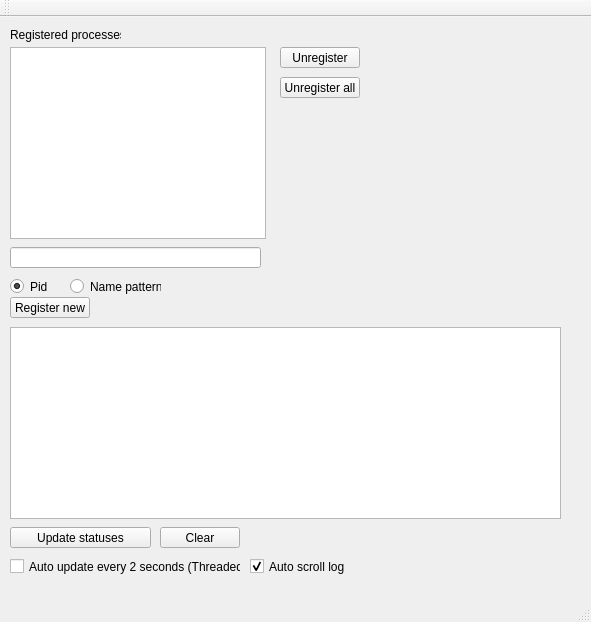
Above: clientexe-gui/mainwindow.ui from Kupchinsky/COM before the change. Below: the same form after it.
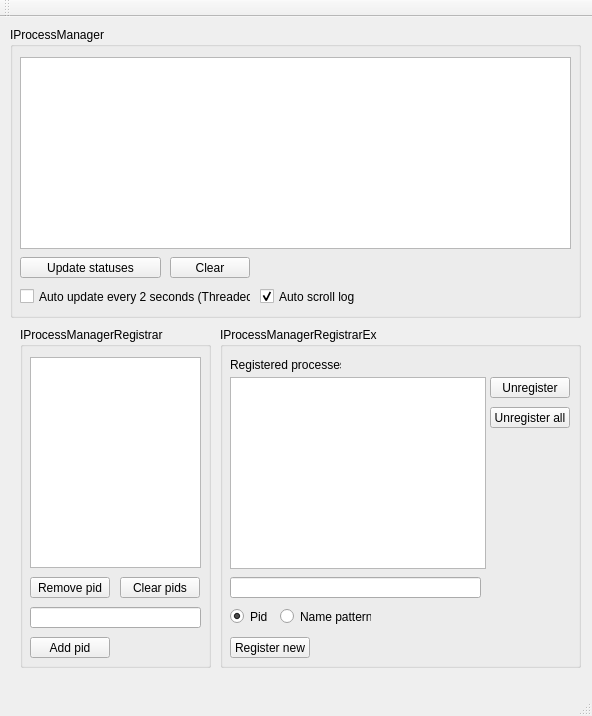
That is the form after the change.

Patch:
```diff
--- a/clientexe-gui/mainwindow.ui
+++ b/clientexe-gui/mainwindow.ui
@@ -6,45 +6,31 @@
    <rect>
     <x>0</x>
     <y>0</y>
-    <width>591</width>
-    <height>622</height>
+    <width>592</width>
+    <height>716</height>
    </rect>
   </property>
   <property name="windowTitle">
    <string>MainWindow</string>
   </property>
   <widget class="QWidget" name="centralWidget">
-   <widget class="QPushButton" name="pushButton_2">
+   <widget class="QGroupBox" name="groupBox">
     <property name="geometry">
      <rect>
-      <x>10</x>
-      <y>280</y>
-      <width>80</width>
-      <height>21</height>
+      <x>220</x>
+      <y>310</y>
+      <width>361</width>
+      <height>341</height>
      </rect>
     </property>
-    <property name="text">
-     <string>Register new</string>
+    <property name="title">
+     <string>IProcessManagerRegistrarEx</string>
     </property>
-   </widget>
-   <widget class="QPushButton" name="pushButton_3">
-    <property name="geometry">
-     <rect>
-      <x>280</x>
-      <y>60</y>
-      <width>80</width>
-      <height>21</height>
-     </rect>
-    </property>
-    <property name="text">
-     <string>Unregister all</string>
-    </property>
-   </widget>
    <widget class="QPushButton" name="pushButton_4">
     <property name="geometry">
      <rect>
-      <x>280</x>
-      <y>30</y>
+       <x>270</x>
+       <y>50</y>
       <width>80</width>
       <height>21</height>
      </rect>
@@ -53,11 +39,24 @@
      <string>Unregister</string>
     </property>
    </widget>
+    <widget class="QPushButton" name="pushButton_2">
+     <property name="geometry">
+      <rect>
+       <x>10</x>
+       <y>310</y>
+       <width>80</width>
+       <height>21</height>
+      </rect>
+     </property>
+     <property name="text">
+      <string>Register new</string>
+     </property>
+    </widget>
    <widget class="QLabel" name="label">
     <property name="geometry">
      <rect>
       <x>10</x>
-      <y>10</y>
+       <y>30</y>
       <width>111</width>
       <height>16</height>
      </rect>
@@ -66,21 +65,11 @@
      <string>Registered processes:</string>
     </property>
    </widget>
-   <widget class="QLineEdit" name="lineEdit">
-    <property name="geometry">
-     <rect>
-      <x>10</x>
-      <y>230</y>
-      <width>251</width>
-      <height>21</height>
-     </rect>
-    </property>
-   </widget>
    <widget class="QRadioButton" name="radioButton">
     <property name="geometry">
      <rect>
       <x>10</x>
-      <y>260</y>
+       <y>280</y>
       <width>51</width>
       <height>19</height>
      </rect>
@@ -92,11 +81,44 @@
      <bool>true</bool>
     </property>
    </widget>
+    <widget class="QTableWidget" name="tableWidgetR">
+     <property name="geometry">
+      <rect>
+       <x>10</x>
+       <y>50</y>
+       <width>256</width>
+       <height>192</height>
+      </rect>
+     </property>
+    </widget>
+    <widget class="QPushButton" name="pushButton_3">
+     <property name="geometry">
+      <rect>
+       <x>270</x>
+       <y>80</y>
+       <width>80</width>
+       <height>21</height>
+      </rect>
+     </property>
+     <property name="text">
+      <string>Unregister all</string>
+     </property>
+    </widget>
+    <widget class="QLineEdit" name="lineEdit">
+     <property name="geometry">
+      <rect>
+       <x>10</x>
+       <y>250</y>
+       <width>251</width>
+       <height>21</height>
+      </rect>
+     </property>
+    </widget>
    <widget class="QRadioButton" name="radioButton_2">
     <property name="geometry">
      <rect>
-      <x>70</x>
-      <y>260</y>
+       <x>60</x>
+       <y>280</y>
       <width>91</width>
       <height>19</height>
      </rect>
@@ -105,24 +127,24 @@
      <string>Name pattern</string>
     </property>
    </widget>
-   <widget class="QPushButton" name="pushButton_5">
+   </widget>
+   <widget class="QGroupBox" name="groupBox_2">
     <property name="geometry">
      <rect>
       <x>10</x>
-      <y>510</y>
-      <width>141</width>
-      <height>21</height>
+      <y>10</y>
+      <width>571</width>
+      <height>291</height>
      </rect>
     </property>
-    <property name="text">
-     <string>Update statuses</string>
+    <property name="title">
+     <string>IProcessManager</string>
     </property>
-   </widget>
    <widget class="QCheckBox" name="checkBox">
     <property name="geometry">
      <rect>
       <x>10</x>
-      <y>540</y>
+       <y>260</y>
       <width>231</width>
       <height>19</height>
      </rect>
@@ -131,31 +153,47 @@
      <string>Auto update every 2 seconds (Threaded)</string>
     </property>
    </widget>
+    <widget class="QPushButton" name="pushButton">
+     <property name="geometry">
+      <rect>
+       <x>160</x>
+       <y>230</y>
+       <width>80</width>
+       <height>21</height>
+      </rect>
+     </property>
+     <property name="text">
+      <string>Clear</string>
+     </property>
+    </widget>
    <widget class="QTableWidget" name="tableWidget">
     <property name="geometry">
      <rect>
       <x>10</x>
-      <y>310</y>
+       <y>30</y>
       <width>551</width>
       <height>192</height>
      </rect>
     </property>
    </widget>
-   <widget class="QTableWidget" name="tableWidgetR">
+    <widget class="QPushButton" name="pushButton_5">
     <property name="geometry">
      <rect>
       <x>10</x>
-      <y>30</y>
-      <width>256</width>
-      <height>192</height>
-     </rect>
-    </property>
+       <y>230</y>
+       <width>141</width>
+       <height>21</height>
+      </rect>
+     </property>
+     <property name="text">
+      <string>Update statuses</string>
+     </property>
    </widget>
    <widget class="QCheckBox" name="checkBox_2">
     <property name="geometry">
      <rect>
       <x>250</x>
-      <y>540</y>
+       <y>260</y>
       <width>231</width>
       <height>19</height>
      </rect>
@@ -170,18 +208,84 @@
      <bool>false</bool>
     </property>
    </widget>
-   <widget class="QPushButton" name="pushButton">
+   </widget>
+   <widget class="QGroupBox" name="groupBox_3">
     <property name="geometry">
      <rect>
-      <x>160</x>
-      <y>510</y>
+      <x>20</x>
+      <y>310</y>
+      <width>191</width>
+      <height>341</height>
+     </rect>
+    </property>
+    <property name="title">
+     <string>IProcessManagerRegistrar</string>
+    </property>
+    <widget class="QListView" name="listView">
+     <property name="geometry">
+      <rect>
+       <x>10</x>
+       <y>30</y>
+       <width>171</width>
+       <height>211</height>
+      </rect>
+     </property>
+    </widget>
+    <widget class="QLineEdit" name="lineEdit_2">
+     <property name="geometry">
+      <rect>
+       <x>10</x>
+       <y>280</y>
+       <width>171</width>
+       <height>21</height>
+      </rect>
+     </property>
+    </widget>
+    <widget class="QPushButton" name="pushButton_6">
+     <property name="geometry">
+      <rect>
+       <x>10</x>
+       <y>310</y>
       <width>80</width>
       <height>21</height>
      </rect>
     </property>
     <property name="text">
-     <string>Clear</string>
-    </property>
+      <string>Add pid</string>
+     </property>
+    </widget>
+    <widget class="QPushButton" name="pushButton_7">
+     <property name="geometry">
+      <rect>
+       <x>100</x>
+       <y>250</y>
+       <width>80</width>
+       <height>21</height>
+      </rect>
+     </property>
+     <property name="text">
+      <string>Clear pids</string>
+     </property>
+    </widget>
+    <widget class="QPushButton" name="pushButton_8">
+     <property name="geometry">
+      <rect>
+       <x>10</x>
+       <y>250</y>
+       <width>80</width>
+       <height>21</height>
+      </rect>
+     </property>
+     <property name="text">
+      <string>Remove pid</string>
+     </property>
+    </widget>
+    <zorder>groupBox</zorder>
+    <zorder>listView</zorder>
+    <zorder>lineEdit_2</zorder>
+    <zorder>pushButton_6</zorder>
+    <zorder>pushButton_7</zorder>
+    <zorder>pushButton_8</zorder>
    </widget>
   </widget>
   <widget class="QMenuBar" name="menuBar">
```
Left out of the diff: 2 changed lines with no effect on the pictures. Lines whose indentation alone changed are shown as unchanged.
